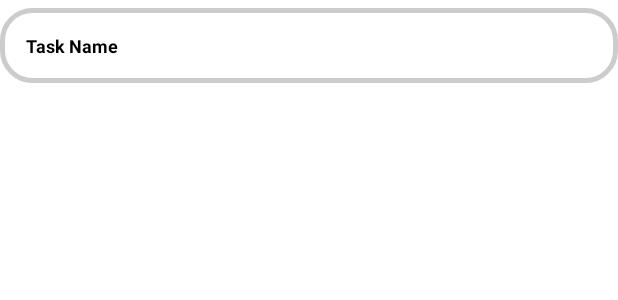
After one commit to ZeitLee/CS5520-Sp22-Final-Project, an Android app: the layout reminder_list_item.xml on its own in the app's theme, with its tools: preview values and no code run, on a phone screen of 412 x 824 dp. The commit adds this screen. Shown: the top 300 px of the screen. Run offline under Robolectric (Android 15) with nearby library versions, the phone set to English and light mode, and no system bars.

Commit message:
Basic Main page code

```diff
--- /dev/null
+++ b/app/src/main/res/drawable/reminder_style.xml
@@ -0,0 +1,5 @@
+<?xml version="1.0" encoding="utf-8"?>
+<shape xmlns:android="http://schemas.android.com/apk/res/android" android:shape="rectangle">
+    <corners android:radius="20dp"/>
+    <stroke android:width="3dp" android:color="#CCCCCC"/>
+</shape>
--- /dev/null
+++ b/app/src/main/res/layout/reminder_list_item.xml
@@ -0,0 +1,24 @@
+<?xml version="1.0" encoding="utf-8"?>
+<LinearLayout xmlns:android="http://schemas.android.com/apk/res/android"
+    xmlns:app="http://schemas.android.com/apk/res-auto"
+    android:orientation="horizontal"
+    android:layout_width="match_parent"
+    android:layout_height="wrap_content"
+    android:layout_marginTop="5dp"
+    android:layout_marginBottom="5dp"
+    android:gravity = "center_vertical"
+    android:background="@drawable/reminder_style">
+
+    <TextView
+        android:id="@+id/history_sender"
+        android:layout_width="wrap_content"
+        android:layout_height="50dp"
+        android:text="Task Name"
+        android:textColor="@android:color/black"
+        android:textSize="12sp"
+        android:textStyle="bold"
+        android:layout_marginStart="17dp"
+        android:gravity="center_vertical" />
+
+
+</LinearLayout>
--- a/build.gradle
+++ b/build.gradle
@@ -1,7 +1,9 @@
 // Top-level build file where you can add configuration options common to all sub-projects/modules.
+
+
 plugins {
-    id 'com.android.application' version '7.1.2' apply false
-    id 'com.android.library' version '7.1.2' apply false
+    id 'com.android.application' version '7.1.3' apply false
+    id 'com.android.library' version '7.1.3' apply false
 }
 
 task clean(type: Delete) {
```
Also changed, not shown: app/src/main/java/edu/neu/madcourse/cs5520_sp22_final_project/MainActivity.java (+33 -0 lines), app/src/main/java/edu/neu/madcourse/cs5520_sp22_final_project/ReminderAdapter.java (added, +35 -0 lines), app/src/main/java/edu/neu/madcourse/cs5520_sp22_final_project/ReminderViewHolder.java (added, +14 -0 lines), app/src/main/java/edu/neu/madcourse/cs5520_sp22_final_project/models/Reminder.java (added, +23 -0 lines), app/src/main/res/layout/activity_main.xml (+12 -0 lines).
